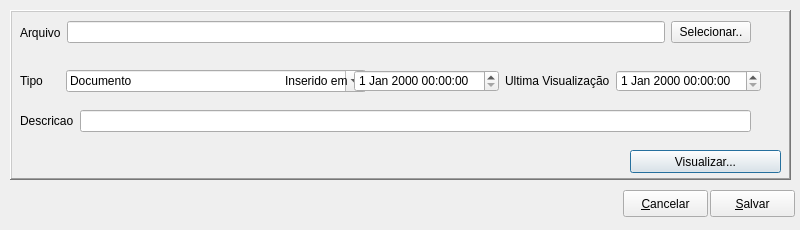
The window that libs/QRadCommonGui/editfiles.ui (MarcoBueno1/qrad) describes before a commit, drawn with Qt 5.
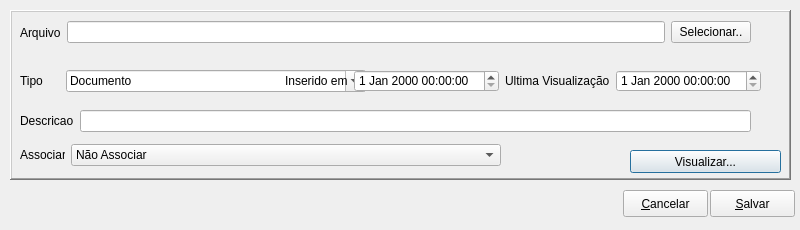
The same window after the commit. Custom widgets are drawn as their Qt base class.

What changed in the file:
```diff
--- a/libs/QRadCommonGui/editfiles.ui
+++ b/libs/QRadCommonGui/editfiles.ui
@@ -169,6 +169,81 @@
      </item>
     </layout>
    </widget>
+   <widget class="QWidget" name="layoutWidget">
+    <property name="geometry">
+     <rect>
+      <x>10</x>
+      <y>134</y>
+      <width>481</width>
+      <height>22</height>
+     </rect>
+    </property>
+    <layout class="QHBoxLayout" name="horizontalLayout_4">
+     <item>
+      <widget class="QLabel" name="label_3">
+       <property name="minimumSize">
+        <size>
+         <width>45</width>
+         <height>0</height>
+        </size>
+       </property>
+       <property name="maximumSize">
+        <size>
+         <width>45</width>
+         <height>16777215</height>
+        </size>
+       </property>
+       <property name="text">
+        <string>Associar à</string>
+       </property>
+      </widget>
+     </item>
+     <item>
+      <widget class="SComboBox" name="comboBoxAssociar">
+       <item>
+        <property name="text">
+         <string>Não Associar</string>
+        </property>
+       </item>
+       <item>
+        <property name="text">
+         <string>Conta a Receber</string>
+        </property>
+       </item>
+       <item>
+        <property name="text">
+         <string>Contas a Pagar</string>
+        </property>
+       </item>
+       <item>
+        <property name="text">
+         <string>Boleto</string>
+        </property>
+       </item>
+       <item>
+        <property name="text">
+         <string>Morador</string>
+        </property>
+       </item>
+       <item>
+        <property name="text">
+         <string>Fornecedor</string>
+        </property>
+       </item>
+       <item>
+        <property name="text">
+         <string>Usuário</string>
+        </property>
+       </item>
+       <item>
+        <property name="text">
+         <string>Visitante</string>
+        </property>
+       </item>
+      </widget>
+     </item>
+    </layout>
+   </widget>
   </widget>
   <widget class="QPushButton" name="PshBtnCancel">
    <property name="geometry">
```
